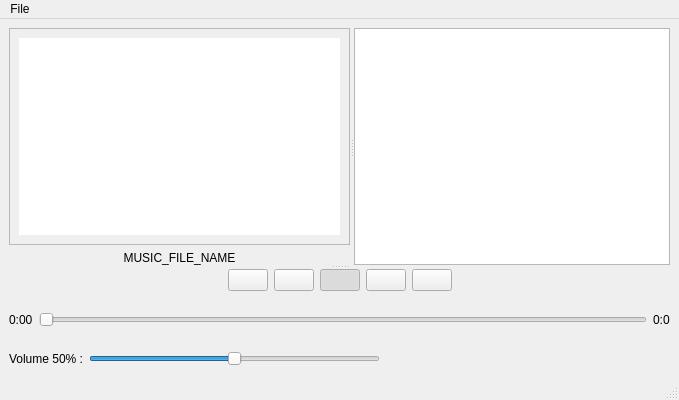
Qt form MusicPlayer/mainwindow.ui (x0r4ks/SystemProgramming) before a commit.
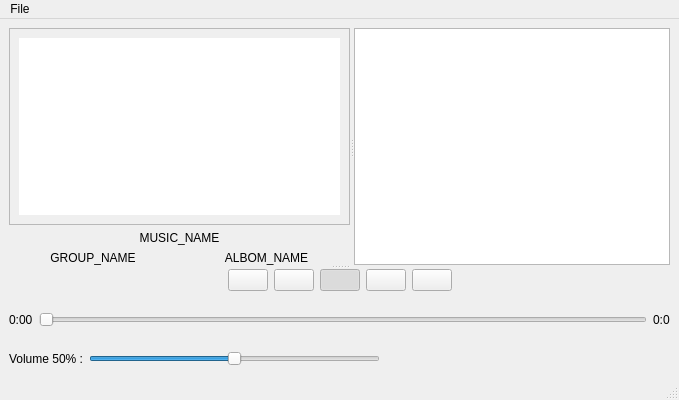
The same form after that commit. Icons and pictures are not drawn.

Diff of the .ui file:
```diff
--- a/MusicPlayer/mainwindow.ui
+++ b/MusicPlayer/mainwindow.ui
@@ -91,13 +91,49 @@
             </sizepolicy>
            </property>
            <property name="text">
-            <string>MUSIC_FILE_NAME</string>
+            <string>MUSIC_NAME</string>
            </property>
            <property name="alignment">
             <set>Qt::AlignmentFlag::AlignCenter</set>
            </property>
           </widget>
          </item>
+         <item>
+          <layout class="QHBoxLayout" name="horizontalLayout_4">
+           <item>
+            <widget class="QLabel" name="group_name_lbl">
+             <property name="sizePolicy">
+              <sizepolicy hsizetype="Preferred" vsizetype="Fixed">
+               <horstretch>0</horstretch>
+               <verstretch>0</verstretch>
+              </sizepolicy>
+             </property>
+             <property name="text">
+              <string>GROUP_NAME</string>
+             </property>
+             <property name="alignment">
+              <set>Qt::AlignmentFlag::AlignCenter</set>
+             </property>
+            </widget>
+           </item>
+           <item>
+            <widget class="QLabel" name="albom_name_lbl">
+             <property name="sizePolicy">
+              <sizepolicy hsizetype="Preferred" vsizetype="Fixed">
+               <horstretch>0</horstretch>
+               <verstretch>0</verstretch>
+              </sizepolicy>
+             </property>
+             <property name="text">
+              <string>ALBOM_NAME</string>
+             </property>
+             <property name="alignment">
+              <set>Qt::AlignmentFlag::AlignCenter</set>
+             </property>
+            </widget>
+           </item>
+          </layout>
+         </item>
         </layout>
        </widget>
        <widget class="QWidget" name="widget_2" native="true">
```
